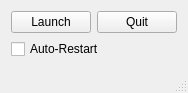
This is mainwindow.ui in thiagowfx/cos-600-cycleshooter-launcher as Qt 5 draws it before an edit. The edited form follows.
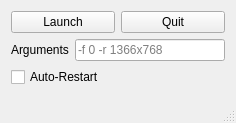
This is the edited form. Icons and pictures are not drawn.

Commit message: add a lineEdit for the game arguments

Patch:
```diff
--- a/mainwindow.ui
+++ b/mainwindow.ui
@@ -6,8 +6,8 @@
    <rect>
     <x>0</x>
     <y>0</y>
-    <width>186</width>
-    <height>93</height>
+    <width>217</width>
+    <height>123</height>
    </rect>
   </property>
   <property name="windowTitle">
@@ -51,6 +51,40 @@
       </item>
      </layout>
     </item>
+    <item>
+     <layout class="QHBoxLayout" name="horizontalLayout_3">
+      <item>
+       <widget class="QLabel" name="label">
+        <property name="text">
+         <string>Arguments</string>
+        </property>
+        <property name="buddy">
+         <cstring>label</cstring>
+        </property>
+       </widget>
+      </item>
+      <item>
+       <widget class="QLineEdit" name="lineEditArguments">
+        <property name="minimumSize">
+         <size>
+          <width>150</width>
+          <height>0</height>
+         </size>
+        </property>
+        <property name="toolTip">
+         <string>-f: enable fullscreen. 1 = yes, 0 = no
+-r: screen resolution</string>
+        </property>
+        <property name="placeholderText">
+         <string>-f 0 -r 1366x768</string>
+        </property>
+        <property name="clearButtonEnabled">
+         <bool>true</bool>
+        </property>
+       </widget>
+      </item>
+     </layout>
+    </item>
     <item>
      <widget class="QCheckBox" name="checkBoxAutoRestart">
       <property name="toolTip">
```
The commit also changes 2 other files.
